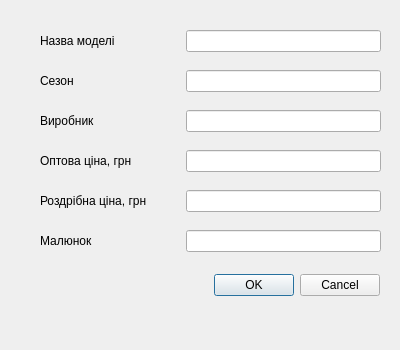
Above: addmodeldialog.ui from moz6go/ShoesStore before the change. Below: the same form after it.
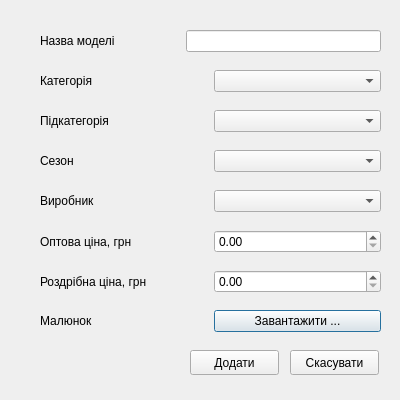
That is the form after the change.

Commit message: edit dialog win add model

```diff
--- a/addmodeldialog.ui
+++ b/addmodeldialog.ui
@@ -7,59 +7,31 @@
     <x>0</x>
     <y>0</y>
     <width>400</width>
-    <height>350</height>
+    <height>400</height>
    </rect>
   </property>
   <property name="minimumSize">
    <size>
     <width>400</width>
-    <height>350</height>
+    <height>400</height>
    </size>
   </property>
   <property name="maximumSize">
    <size>
     <width>400</width>
-    <height>350</height>
+    <height>400</height>
    </size>
   </property>
   <property name="windowTitle">
    <string>Dialog</string>
   </property>
-  <widget class="QDialogButtonBox" name="buttonBox">
-   <property name="geometry">
-    <rect>
-     <x>130</x>
-     <y>270</y>
-     <width>250</width>
-     <height>30</height>
-    </rect>
-   </property>
-   <property name="minimumSize">
-    <size>
-     <width>250</width>
-     <height>30</height>
-    </size>
-   </property>
-   <property name="maximumSize">
-    <size>
-     <width>250</width>
-     <height>30</height>
-    </size>
-   </property>
-   <property name="orientation">
-    <enum>Qt::Horizontal</enum>
-   </property>
-   <property name="standardButtons">
-    <set>QDialogButtonBox::Cancel|QDialogButtonBox::Ok</set>
-   </property>
-  </widget>
   <widget class="QWidget" name="layoutWidget">
    <property name="geometry">
     <rect>
      <x>40</x>
-     <y>230</y>
+     <y>310</y>
      <width>341</width>
-     <height>27</height>
+     <height>28</height>
     </rect>
    </property>
    <layout class="QHBoxLayout" name="picture_layout">
@@ -80,15 +52,19 @@
      </widget>
     </item>
     <item>
-     <widget class="QLineEdit" name="picture_lb"/>
+     <widget class="QPushButton" name="load_pic_pb">
+      <property name="text">
+       <string>Завантажити ...</string>
+      </property>
+     </widget>
     </item>
    </layout>
   </widget>
-  <widget class="QWidget" name="">
+  <widget class="QWidget" name="layoutWidget">
    <property name="geometry">
     <rect>
      <x>40</x>
-     <y>110</y>
+     <y>190</y>
      <width>341</width>
      <height>27</height>
     </rect>
@@ -111,17 +87,17 @@
      </widget>
     </item>
     <item>
-     <widget class="QLineEdit" name="brand_le"/>
+     <widget class="QComboBox" name="brand_cb"/>
     </item>
    </layout>
   </widget>
-  <widget class="QWidget" name="">
+  <widget class="QWidget" name="layoutWidget">
    <property name="geometry">
     <rect>
      <x>40</x>
-     <y>190</y>
+     <y>270</y>
      <width>341</width>
-     <height>27</height>
+     <height>28</height>
     </rect>
    </property>
    <layout class="QHBoxLayout" name="retailpr_layout">
@@ -142,15 +118,19 @@
      </widget>
     </item>
     <item>
-     <widget class="QLineEdit" name="retailpr_le"/>
+     <widget class="QDoubleSpinBox" name="retailpr_sb">
+      <property name="maximum">
+       <double>100000.000000000000000</double>
+      </property>
+     </widget>
     </item>
    </layout>
   </widget>
-  <widget class="QWidget" name="">
+  <widget class="QWidget" name="layoutWidget">
    <property name="geometry">
     <rect>
      <x>40</x>
-     <y>70</y>
+     <y>150</y>
      <width>341</width>
      <height>27</height>
     </rect>
@@ -173,11 +153,11 @@
      </widget>
     </item>
     <item>
-     <widget class="QLineEdit" name="season_le"/>
+     <widget class="QComboBox" name="season_cb"/>
     </item>
    </layout>
   </widget>
-  <widget class="QWidget" name="">
+  <widget class="QWidget" name="layoutWidget">
    <property name="geometry">
     <rect>
      <x>40</x>
@@ -208,13 +188,13 @@
     </item>
    </layout>
   </widget>
-  <widget class="QWidget" name="">
+  <widget class="QWidget" name="layoutWidget">
    <property name="geometry">
     <rect>
      <x>40</x>
-     <y>150</y>
+     <y>230</y>
      <width>341</width>
-     <height>27</height>
+     <height>28</height>
     </rect>
    </property>
    <layout class="QHBoxLayout" name="wholesalepr_layout">
@@ -235,10 +215,108 @@
      </widget>
     </item>
     <item>
-     <widget class="QLineEdit" name="wholesalepr_le"/>
+     <widget class="QDoubleSpinBox" name="wholesalepr_sb">
+      <property name="prefix">
+       <string/>
+      </property>
+      <property name="suffix">
+       <string/>
+      </property>
+      <property name="maximum">
+       <double>100000.000000000000000</double>
+      </property>
+     </widget>
     </item>
    </layout>
   </widget>
+  <widget class="QWidget" name="layoutWidget_2">
+   <property name="geometry">
+    <rect>
+     <x>40</x>
+     <y>70</y>
+     <width>341</width>
+     <height>27</height>
+    </rect>
+   </property>
+   <layout class="QHBoxLayout" name="category_layout">
+    <property name="sizeConstraint">
+     <enum>QLayout::SetMaximumSize</enum>
+    </property>
+    <item>
+     <widget class="QLabel" name="category_lb">
+      <property name="minimumSize">
+       <size>
+        <width>140</width>
+        <height>0</height>
+       </size>
+      </property>
+      <property name="text">
+       <string>Категорія</string>
+      </property>
+     </widget>
+    </item>
+    <item>
+     <widget class="QComboBox" name="category_cb"/>
+    </item>
+   </layout>
+  </widget>
+  <widget class="QWidget" name="layoutWidget_3">
+   <property name="geometry">
+    <rect>
+     <x>40</x>
+     <y>110</y>
+     <width>341</width>
+     <height>27</height>
+    </rect>
+   </property>
+   <layout class="QHBoxLayout" name="subcategory_layout">
+    <property name="sizeConstraint">
+     <enum>QLayout::SetMaximumSize</enum>
+    </property>
+    <item>
+     <widget class="QLabel" name="subcategory_lb">
+      <property name="minimumSize">
+       <size>
+        <width>140</width>
+        <height>0</height>
+       </size>
+      </property>
+      <property name="text">
+       <string>Підкатегорія</string>
+      </property>
+     </widget>
+    </item>
+    <item>
+     <widget class="QComboBox" name="subcategory_cb"/>
+    </item>
+   </layout>
+  </widget>
+  <widget class="QPushButton" name="pushButton">
+   <property name="geometry">
+    <rect>
+     <x>190</x>
+     <y>350</y>
+     <width>89</width>
+     <height>25</height>
+    </rect>
+   </property>
+   <property name="text">
+    <string>Додати</string>
+   </property>
+  </widget>
+  <widget class="QPushButton" name="pushButton_2">
+   <property name="geometry">
+    <rect>
+     <x>290</x>
+     <y>350</y>
+     <width>89</width>
+     <height>25</height>
+    </rect>
+   </property>
+   <property name="text">
+    <string>Скасувати</string>
+   </property>
+  </widget>
  </widget>
  <resources/>
  <connections>
```
Left out of the diff: 37 changed lines with no effect on the pictures. The commit also changes 6 other files.
